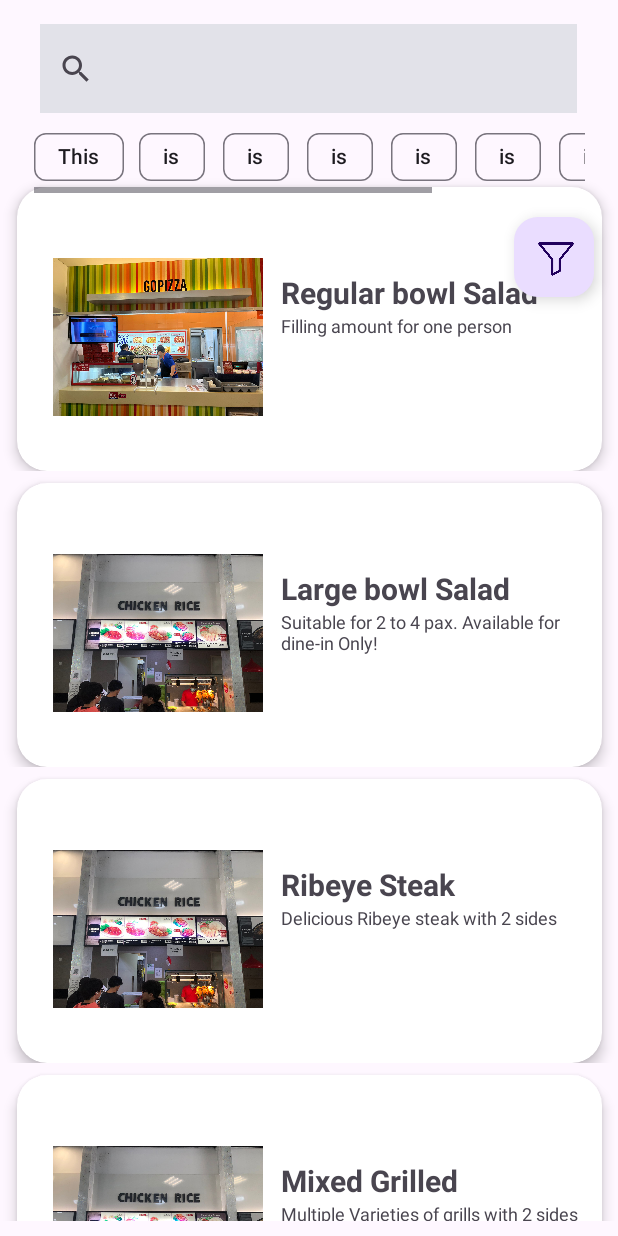
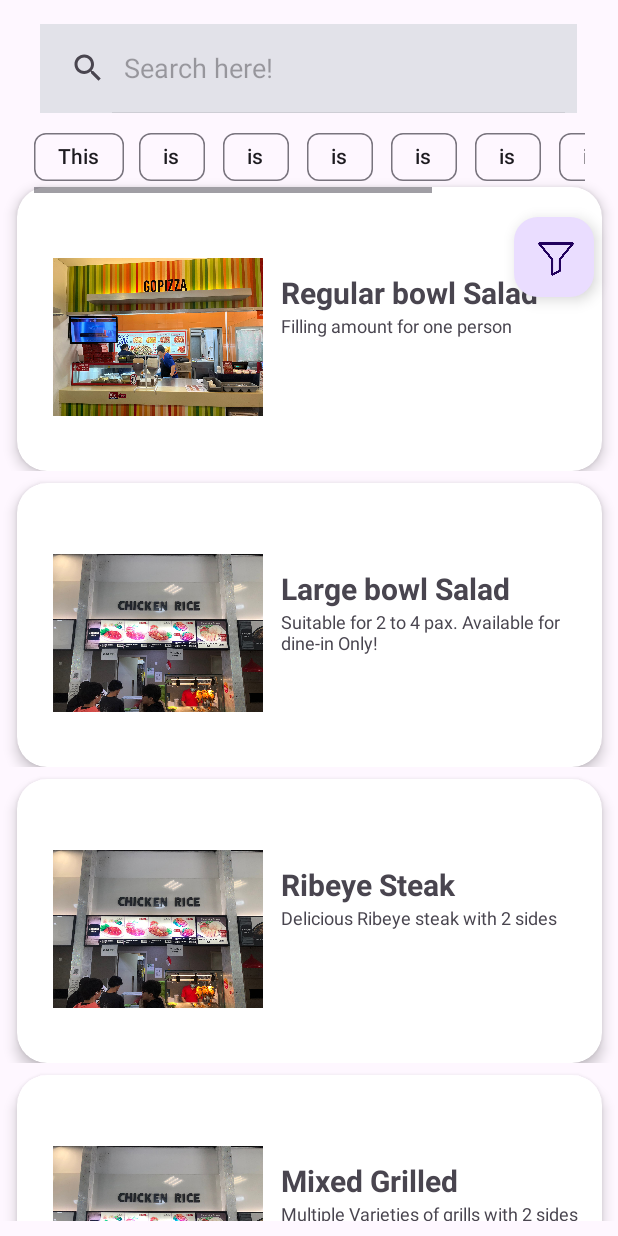
Before and after one commit to yourobsessed/MADTeam3New, an Android app: the GeneralViewPage screen opened directly, with no data from a screen before it, on a phone screen of 412 x 824 dp. Run offline under Robolectric (Android 15) with nearby library versions, the phone set to English and light mode, and no system bars; Roboto replaces fonts that are not available here.

Commit message:
THE SEARCH BAR WORKINGG

```diff
--- a/app/src/main/res/layout/activity_general_view_page.xml
+++ b/app/src/main/res/layout/activity_general_view_page.xml
@@ -16,6 +16,7 @@
         android:layout_height="59dp"
         android:layout_marginTop="16dp"
         android:background="@color/material_dynamic_neutral90"
+        app:iconifiedByDefault="false"
         app:layout_constraintEnd_toEndOf="parent"
         app:layout_constraintHorizontal_bias="0.49"
         app:layout_constraintStart_toStartOf="parent"
```
